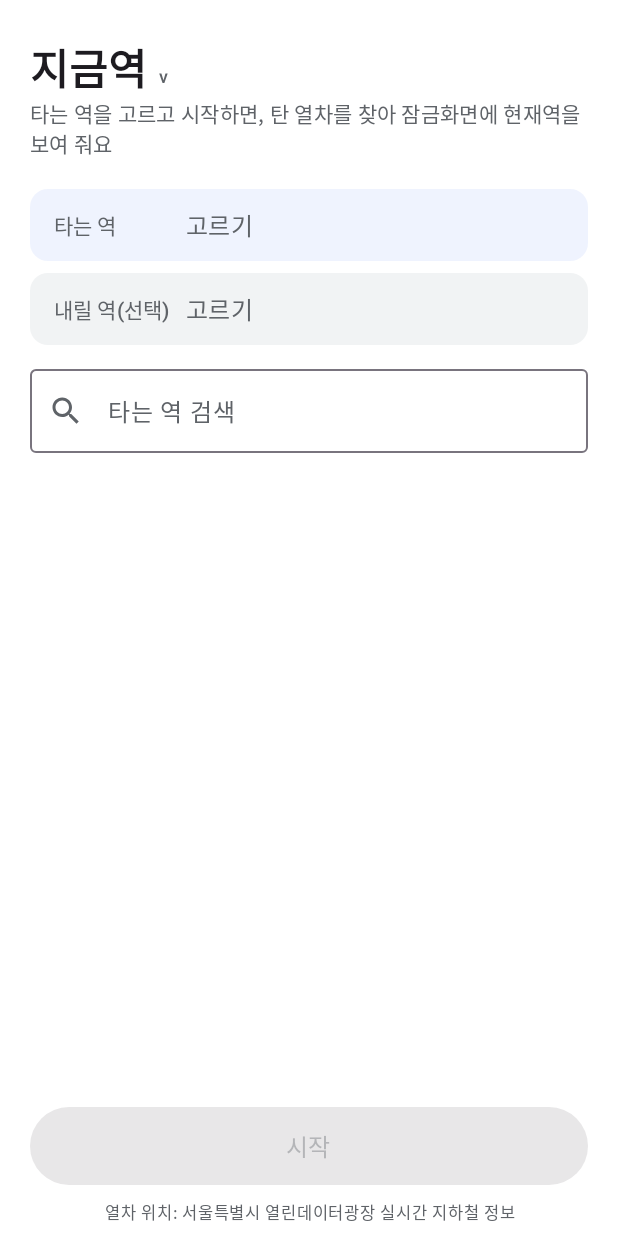
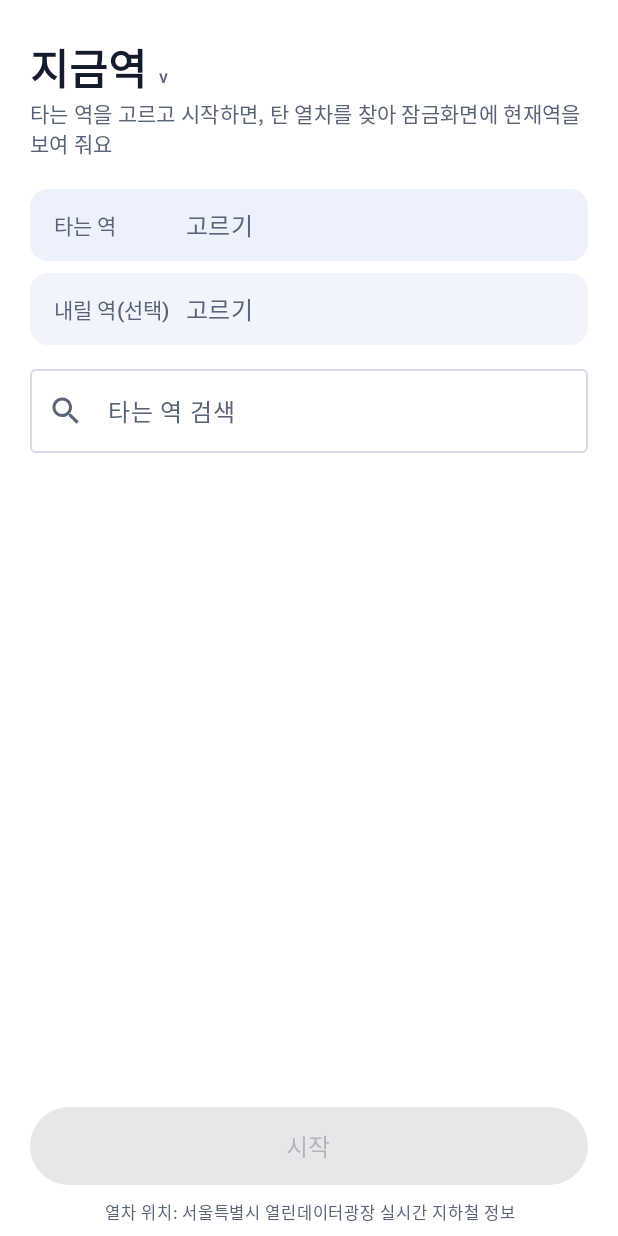
Before and after one commit to sinadsl1457/NowStation-Android, an Android app built with Jetpack Compose: the screen it shows after launch (MainActivity), on a phone screen of 412 x 824 dp. Run offline under Robolectric (Android 15) with nearby library versions, the phone set to English and light mode, and no system bars; our stand-ins replace Dagger/Hilt's generated code; libraries missing offline, so code that uses them is left out: androidx.hilt.lifecycle.

Commit message:
테마를 파랑(#1F4FD8)으로, 노선 칩을 흰 바탕 + 노선 색 점으로(노랑·초록 바탕 흰 글씨는 안 읽힘)
Co-Authored-By: Claude Opus 5.5 <noreply@anthropic.com>

```diff
--- a/app/src/main/java/com/nowstation/app/core/ui/Theme.kt
+++ b/app/src/main/java/com/nowstation/app/core/ui/Theme.kt
@@ -1,11 +1,31 @@
 package com.nowstation.app.core.ui
 
+import androidx.compose.foundation.background
+import androidx.compose.foundation.border
+import androidx.compose.foundation.layout.Arrangement
+import androidx.compose.foundation.layout.Box
+import androidx.compose.foundation.layout.Row
+import androidx.compose.foundation.layout.padding
+import androidx.compose.foundation.layout.size
+import androidx.compose.foundation.shape.CircleShape
+import androidx.compose.foundation.shape.RoundedCornerShape
 import androidx.compose.material3.MaterialTheme
+import androidx.compose.material3.Text
 import androidx.compose.material3.lightColorScheme
 import androidx.compose.runtime.Composable
+import androidx.compose.ui.Alignment
+import androidx.compose.ui.Modifier
 import androidx.compose.ui.graphics.Color
+import androidx.compose.ui.text.font.FontWeight
+import androidx.compose.ui.unit.dp
 
-val Brand = Color(0xFF356DF3)
+// 파랑: 지원 노선 색(초록·노랑·빨강)과 겹치지 않는다. 주황은 수인분당선과 구분이 안 돼 쓰지 않았다
+val Brand = Color(0xFF1F4FD8)
+val BrandTint = Color(0xFFEAF0FF)
+val Ground = Color(0xFFF4F7FC)
+val Ink = Color(0xFF141B2D)
+val Muted = Color(0xFF5A6478)
+val Hairline = Color(0xFFE3E8F2)
 
 /** 노선 공식 색. 서버가 주는 표시 이름(2호선 등)으로 찾고, 모르면 대표색. */
 fun lineColor(line: String?): Color = when (line) {
@@ -22,11 +42,43 @@ fun NowStationTheme(content: @Composable () -> Unit) {
         colorScheme = lightColorScheme(
             primary = Brand,
             onPrimary = Color.White,
-            background = Color.White,
+            primaryContainer = BrandTint,
+            onPrimaryContainer = Brand,
+            background = Ground,
+            onBackground = Ink,
             surface = Color.White,
-            surfaceVariant = Color(0xFFF1F3F4),
-            onSurfaceVariant = Color(0xFF5F6368),
+            onSurface = Ink,
+            surfaceVariant = Color(0xFFF1F4FA),
+            onSurfaceVariant = Muted,
+            outline = Color(0xFFD5DCE8),
+            outlineVariant = Hairline,
         ),
         content = content,
     )
 }
+
+/**
+ * 노선 표시: 흰 바탕에 노선 색 점. 노선 색 바탕에 흰 글씨는 노랑(수인분당선)·초록(2호선)에서 글자가 잘 안 읽힌다.
+ * [onDark]: 파란 배경 위(내릴 준비 화면).
+ */
+@Composable
+fun LineChip(line: String, modifier: Modifier = Modifier, onDark: Boolean = false) {
+    Row(
+        verticalAlignment = Alignment.CenterVertically,
+        horizontalArrangement = Arrangement.spacedBy(6.dp),
+        modifier = modifier
+            .then(
+                if (onDark) Modifier.background(Color.White.copy(alpha = 0.16f), RoundedCornerShape(50))
+                else Modifier.background(Color.White, RoundedCornerShape(50)).border(1.dp, Hairline, RoundedCornerShape(50)),
+            )
+            .padding(horizontal = 10.dp, vertical = 4.dp),
+    ) {
+        LineDot(line)
+        Text(line, style = MaterialTheme.typography.labelMedium, fontWeight = FontWeight.Bold, color = if (onDark) Color.White else Ink)
+    }
+}
+
+@Composable
+fun LineDot(line: String, size: Int = 8) {
+    Box(Modifier.size(size.dp).background(lineColor(line), CircleShape))
+}
--- a/app/src/main/java/com/nowstation/app/ride/ui/RideScreen.kt
+++ b/app/src/main/java/com/nowstation/app/ride/ui/RideScreen.kt
@@ -18,7 +18,7 @@ import androidx.compose.ui.unit.dp
 import androidx.compose.ui.unit.sp
 import com.nowstation.app.ride.domain.ActiveRide
 import com.nowstation.app.ride.domain.RideStatus
-import com.nowstation.app.station.ui.LineChip
+import com.nowstation.app.core.ui.LineChip
 
 /** 탑승 중: 이번 역을 아주 크게(흔들리는 열차에서 한눈에), 다음 역과 상태는 그 아래. */
 @Composable
```
Also changed, not shown: app/src/main/java/com/nowstation/app/station/ui/HomeScreen.kt (+1 -11 lines).
